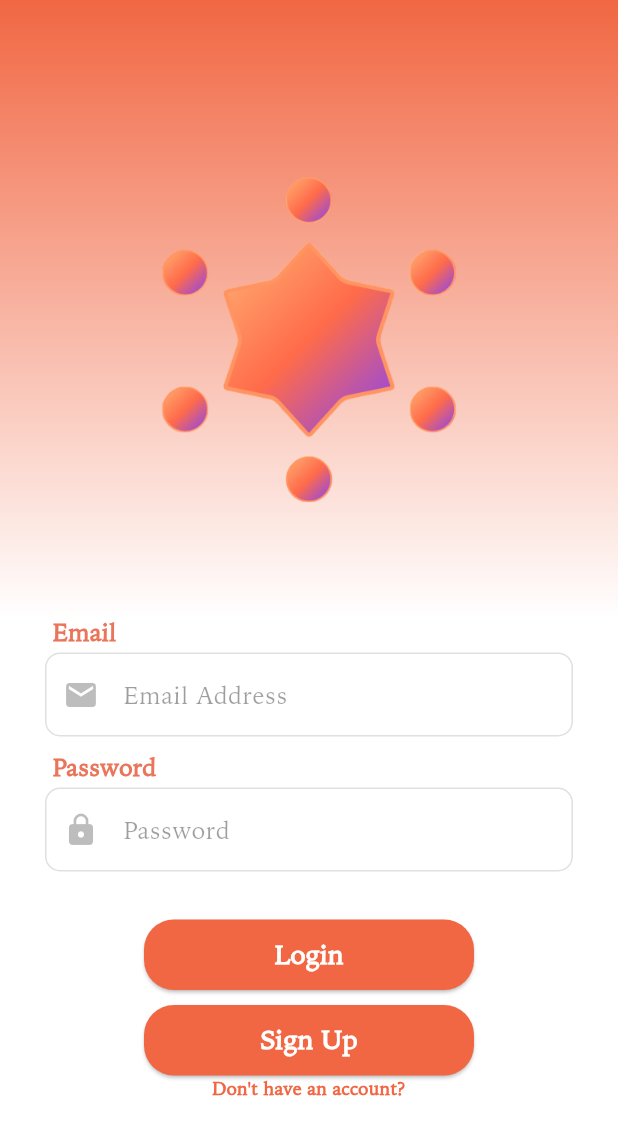
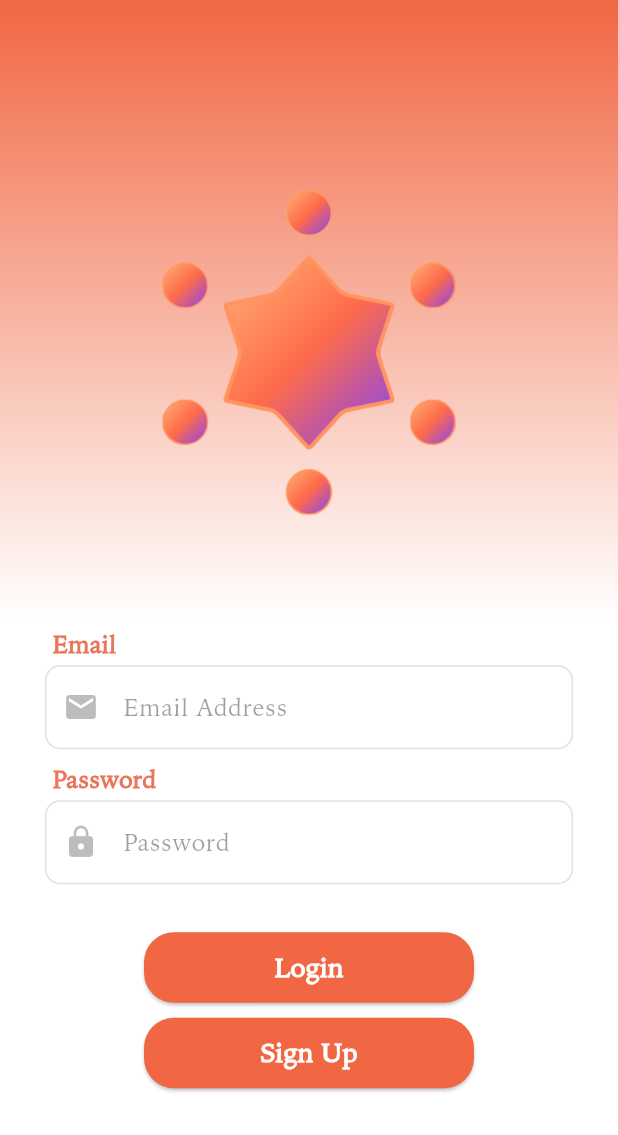
Before and after one commit to SparkUp-App/SparkUp-Android, a Flutter app: the screen it shows after launch, on a phone screen of 412 x 824 dp. Shown: the top 1135 px of the screen. Run offline on Flutter 3.47's test engine with Material 3 defaults, Android fonts, the phone set to English and light mode, and no system bars; missing offline and left inert: toasty_box.

Commit message:
!delete "don't have an account?"

```diff
--- a/lib/screen/login_page.dart
+++ b/lib/screen/login_page.dart
@@ -215,17 +215,6 @@ class _LoginPageState extends State<LoginPage> {
                                   ),
                                 ),
                               ),
-                              const Center(
-                                child: Text(
-                                  "Don't have an account?",
-                                  style: TextStyle(
-                                        fontFamily: 'IowanOldStyle',
-                                        color: Color(0xFFF16743),
-                                        fontSize: 12,
-                                        fontWeight: FontWeight.bold,
-                                      ),
-                                ),
-                              )
                             ],
                           )
                       ),
```
